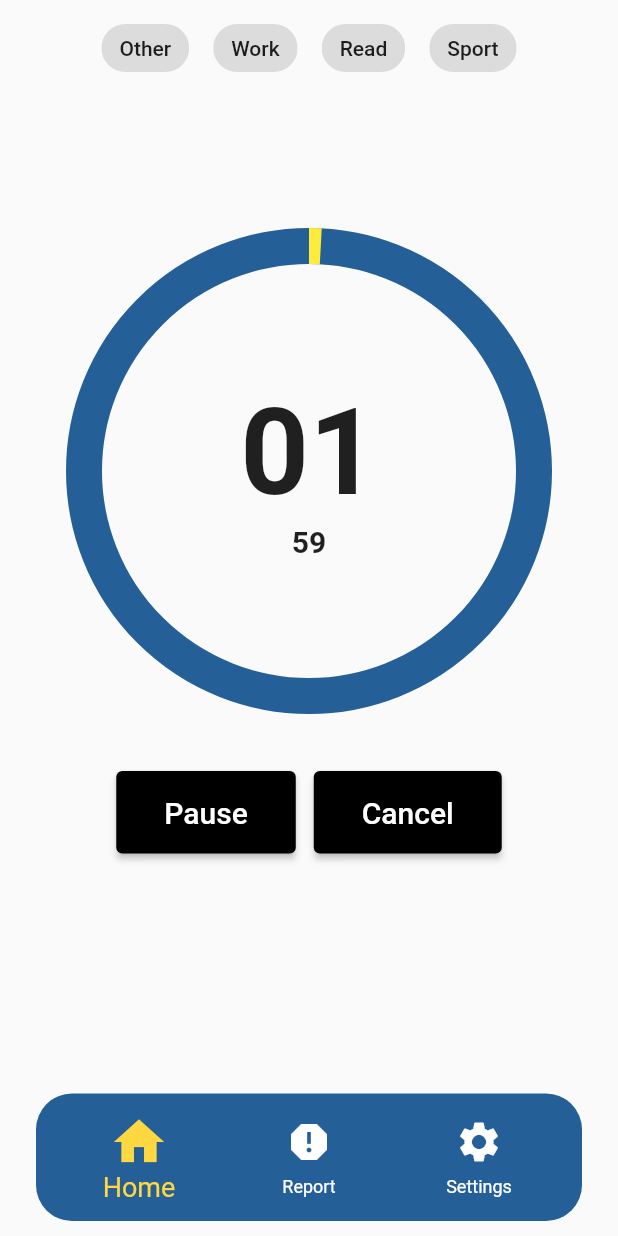
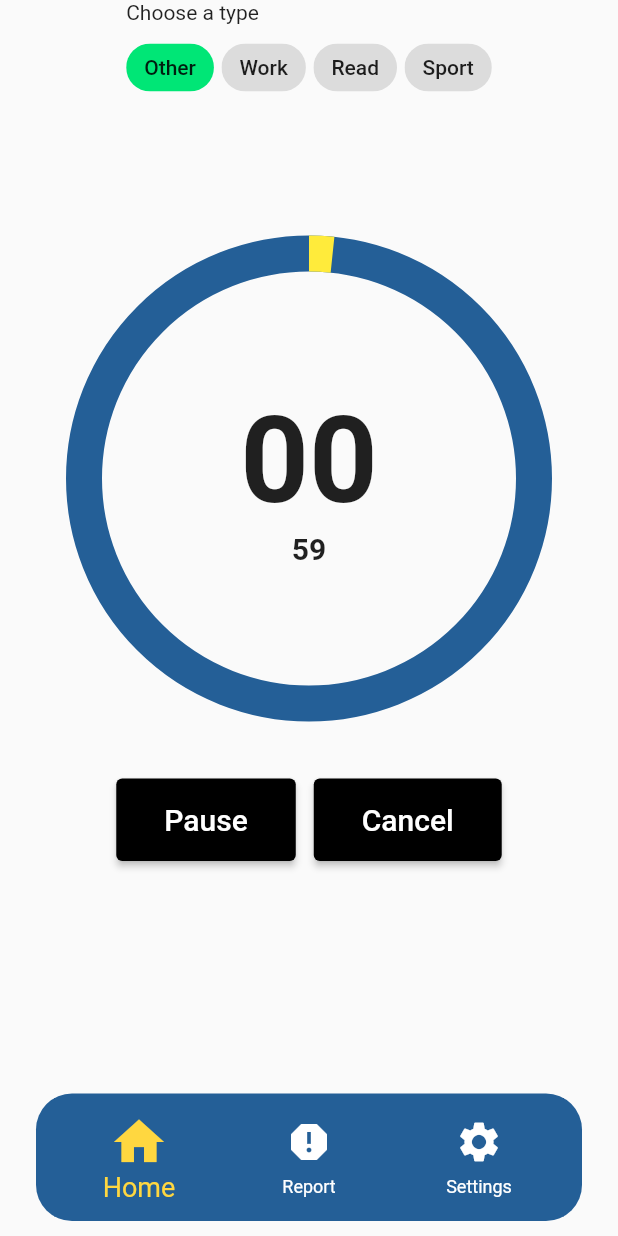
Before and after one commit to kaanakyalcin/simple_pomodoro, a Flutter app: the screen it shows after launch, after a tap on "Start Timer!", on a phone screen of 412 x 824 dp. Run offline on Flutter 3.47's test engine with Material 2 defaults, Android fonts, the phone set to English and light mode, and no system bars; our stand-ins replace sqflite; accounts and stored records are empty.

Commit message:
vibration and selected choicechip added

```diff
--- a/lib/ui/Home/home.dart
+++ b/lib/ui/Home/home.dart
@@ -1,5 +1,6 @@
 import 'dart:async';
 import 'package:flutter/material.dart';
+import 'package:flutter/services.dart';
 import 'package:simple_pomodoro/core/db/pomodoro_db.dart';
 import 'package:simple_pomodoro/core/utils/button_widget.dart';
 import 'package:simple_pomodoro/core/utils/theme.dart';
@@ -13,12 +14,14 @@ class HomeUI extends StatefulWidget {
 }
 
 class _HomeUIState extends State<HomeUI> {
-  static int pomodoroTime = 2;
+  static int pomodoroTime = 1;
   int remainingSeconds = 0;
   Timer? countDownTimer;
   Duration pomodoroDuration = Duration(minutes: pomodoroTime);
 
   List<EventType> types = [];
+
+  int? _selectedChip = 0;
 
   @override
   void initState() {
@@ -27,7 +30,10 @@ class _HomeUIState extends State<HomeUI> {
   }
 
   Future getTypes() async {
-    types = await PomodoroDatabase.instance.readAllTypes();
+    var _types = await PomodoroDatabase.instance.readAllTypes();
+    setState(() {
+      types = _types;
+    });
   }
 
   void startTimer({bool reset = true}) {
@@ -59,6 +65,9 @@ class _HomeUIState extends State<HomeUI> {
         stopTimer(reset: false);
       } else {
         pomodoroDuration = Duration(seconds: seconds);
+        if (seconds == 0) {
+          HapticFeedback.vibrate();
+        }
       }
     });
   }
@@ -70,23 +79,29 @@ class _HomeUIState extends State<HomeUI> {
     final seconds = strDigits(pomodoroDuration.inSeconds.remainder(60));
     return Column(mainAxisAlignment: MainAxisAlignment.start, children: [
       SafeArea(
-        child: GestureDetector(
-          onTap: () {
-            const snackBar = SnackBar(content: Text('Tap'));
-            ScaffoldMessenger.of(context).showSnackBar(snackBar);
-          },
-          child: Wrap(
+        child: Column(
+            crossAxisAlignment: CrossAxisAlignment.start,
+            mainAxisAlignment: MainAxisAlignment.start,
             children: [
-              for (var item in types)
-                Padding(
-                  padding: const EdgeInsets.all(8.0),
-                  child: Chip(
-                    label: Text(item.name),
-                  ),
-                )
-            ],
-          ),
-        ),
+              const Text('Choose a type'),
+              const SizedBox(
+                height: 5,
+              ),
+              Wrap(
+                  spacing: 5,
+                  children: List<Widget>.generate(types.length, (int index) {
+                    return ChoiceChip(
+                      selectedColor: Colors.greenAccent[400],
+                      label: Text(types[index].name),
+                      selected: _selectedChip == index,
+                      onSelected: (bool selected) {
+                        setState(() {
+                          _selectedChip = selected ? index : 0;
+                        });
+                      },
+                    );
+                  }).toList()),
+            ]),
       ),
       const SizedBox(height: 100),
       SizedBox(
```
Also changed, not shown: 1 other file.
